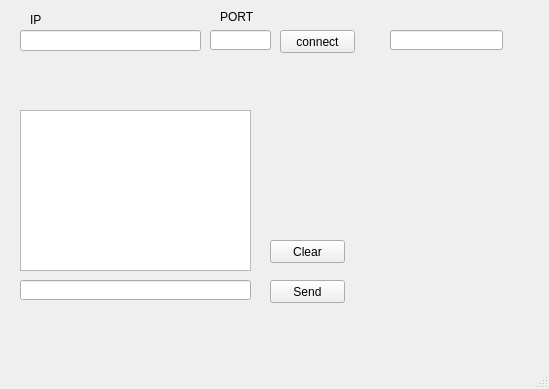
Above: client.ui from MrHause/WheatherStation before the change. Below: the same form after it.
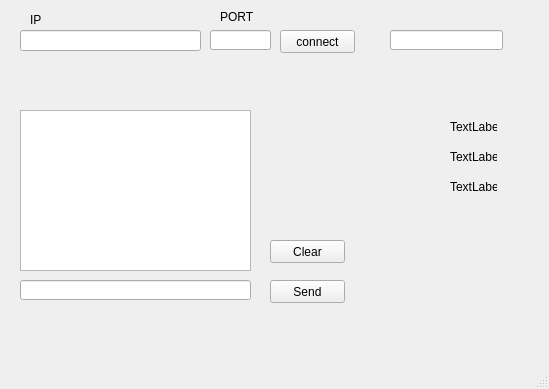
That is the form after the change.

Commit message: regularne odpytawanie o pogode + wyświetlanie

The edit to the form file:
```diff
--- a/client.ui
+++ b/client.ui
@@ -136,6 +136,45 @@
      </rect>
     </property>
    </widget>
+   <widget class="QLabel" name="labelTemperature">
+    <property name="geometry">
+     <rect>
+      <x>450</x>
+      <y>120</y>
+      <width>47</width>
+      <height>13</height>
+     </rect>
+    </property>
+    <property name="text">
+     <string>TextLabel</string>
+    </property>
+   </widget>
+   <widget class="QLabel" name="labelHumidity">
+    <property name="geometry">
+     <rect>
+      <x>450</x>
+      <y>150</y>
+      <width>47</width>
+      <height>13</height>
+     </rect>
+    </property>
+    <property name="text">
+     <string>TextLabel</string>
+    </property>
+   </widget>
+   <widget class="QLabel" name="labelPressure">
+    <property name="geometry">
+     <rect>
+      <x>450</x>
+      <y>180</y>
+      <width>47</width>
+      <height>13</height>
+     </rect>
+    </property>
+    <property name="text">
+     <string>TextLabel</string>
+    </property>
+   </widget>
   </widget>
   <widget class="QMenuBar" name="menubar">
    <property name="geometry">
```
The commit also changes 2 other files.
